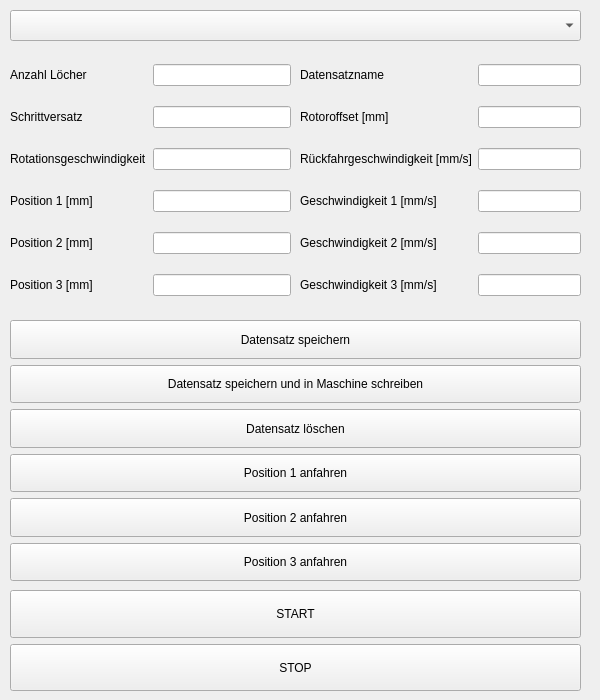
sicheider/Bohrvorrichtung, file Interface.ui: the form before one commit.
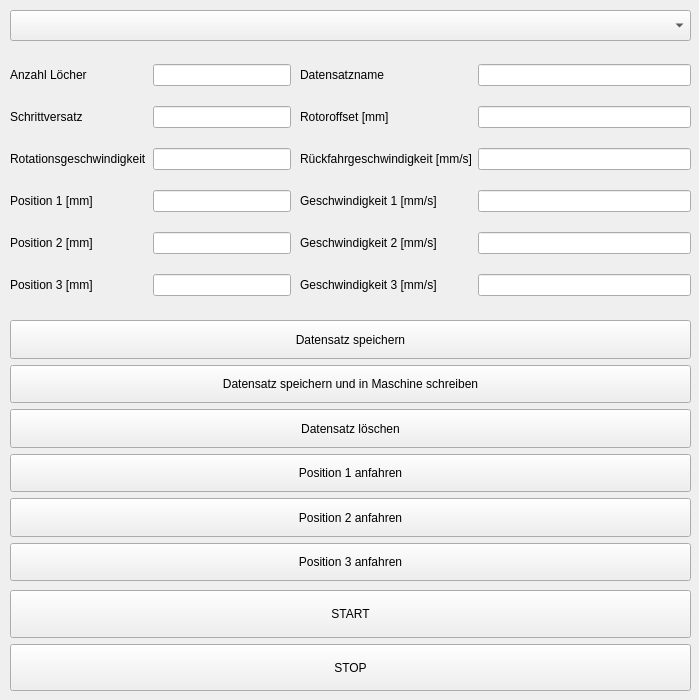
The form after the commit.

Commit message: gui: rechte spalte vergrößert

```diff
--- a/Interface.ui
+++ b/Interface.ui
@@ -6,7 +6,7 @@
    <rect>
     <x>0</x>
     <y>0</y>
-    <width>600</width>
+    <width>699</width>
     <height>700</height>
    </rect>
   </property>
@@ -19,7 +19,7 @@
      <rect>
       <x>10</x>
       <y>10</y>
-      <width>571</width>
+      <width>681</width>
       <height>31</height>
      </rect>
     </property>
@@ -116,7 +116,7 @@
      <rect>
       <x>300</x>
       <y>50</y>
-      <width>281</width>
+      <width>391</width>
       <height>261</height>
      </rect>
     </property>
@@ -191,7 +191,7 @@
      <rect>
       <x>10</x>
       <y>320</y>
-      <width>571</width>
+      <width>681</width>
       <height>261</height>
      </rect>
     </property>
@@ -284,7 +284,7 @@
      <rect>
       <x>10</x>
       <y>590</y>
-      <width>571</width>
+      <width>681</width>
       <height>101</height>
      </rect>
     </property>
```
